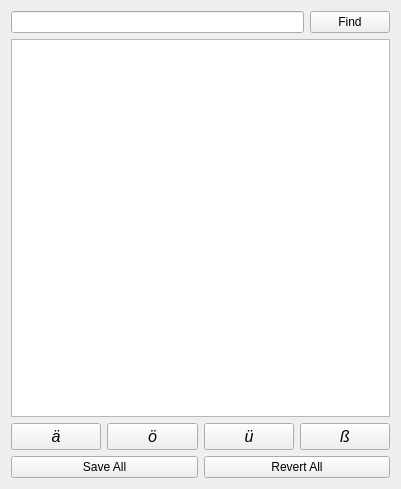
First picture: the form in dictionarywindow.ui, repository lelika1/disturber, before the edit.
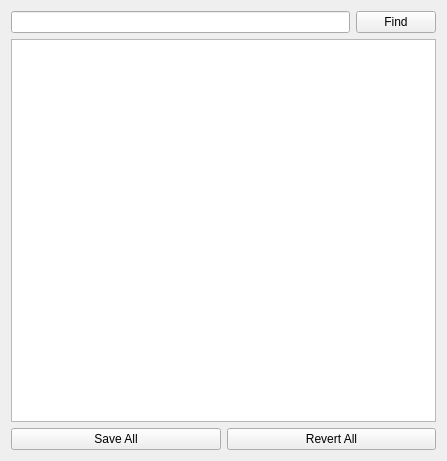
Second picture: the form after the edit.

```diff
--- a/dictionarywindow.ui
+++ b/dictionarywindow.ui
@@ -9,14 +9,17 @@
    <rect>
     <x>0</x>
     <y>0</y>
-    <width>401</width>
-    <height>489</height>
+    <width>447</width>
+    <height>461</height>
    </rect>
   </property>
   <property name="windowTitle">
    <string>All Dictionary</string>
   </property>
   <layout class="QVBoxLayout" name="verticalLayout">
+   <property name="sizeConstraint">
+    <enum>QLayout::SetMaximumSize</enum>
+   </property>
    <item>
     <layout class="QHBoxLayout" name="horizontalLayout_3">
      <item>
@@ -46,69 +49,13 @@
       <enum>QAbstractItemView::SelectItems</enum>
      </property>
      <attribute name="horizontalHeaderDefaultSectionSize">
-      <number>200</number>
+      <number>300</number>
      </attribute>
      <attribute name="verticalHeaderVisible">
       <bool>false</bool>
      </attribute>
     </widget>
    </item>
-   <item>
-    <layout class="QHBoxLayout" name="horizontalLayout">
-     <item>
-      <widget class="QPushButton" name="printAeButton">
-       <property name="font">
-        <font>
-         <pointsize>12</pointsize>
-         <italic>true</italic>
-        </font>
-       </property>
-       <property name="text">
-        <string>ä</string>
-       </property>
-      </widget>
-     </item>
-     <item>
-      <widget class="QPushButton" name="printOeButton">
-       <property name="font">
-        <font>
-         <pointsize>12</pointsize>
-         <italic>true</italic>
-        </font>
-       </property>
-       <property name="text">
-        <string>ö</string>
-       </property>
-      </widget>
-     </item>
-     <item>
-      <widget class="QPushButton" name="printUeButton">
-       <property name="font">
-        <font>
-         <pointsize>12</pointsize>
-         <italic>true</italic>
-        </font>
-       </property>
-       <property name="text">
-        <string>ü</string>
-       </property>
-      </widget>
-     </item>
-     <item>
-      <widget class="QPushButton" name="printSsButton">
-       <property name="font">
-        <font>
-         <pointsize>12</pointsize>
-         <italic>true</italic>
-        </font>
-       </property>
-       <property name="text">
-        <string>ß</string>
-       </property>
-      </widget>
-     </item>
-    </layout>
-   </item>
    <item>
     <layout class="QHBoxLayout" name="horizontalLayout_2">
      <item>
```
